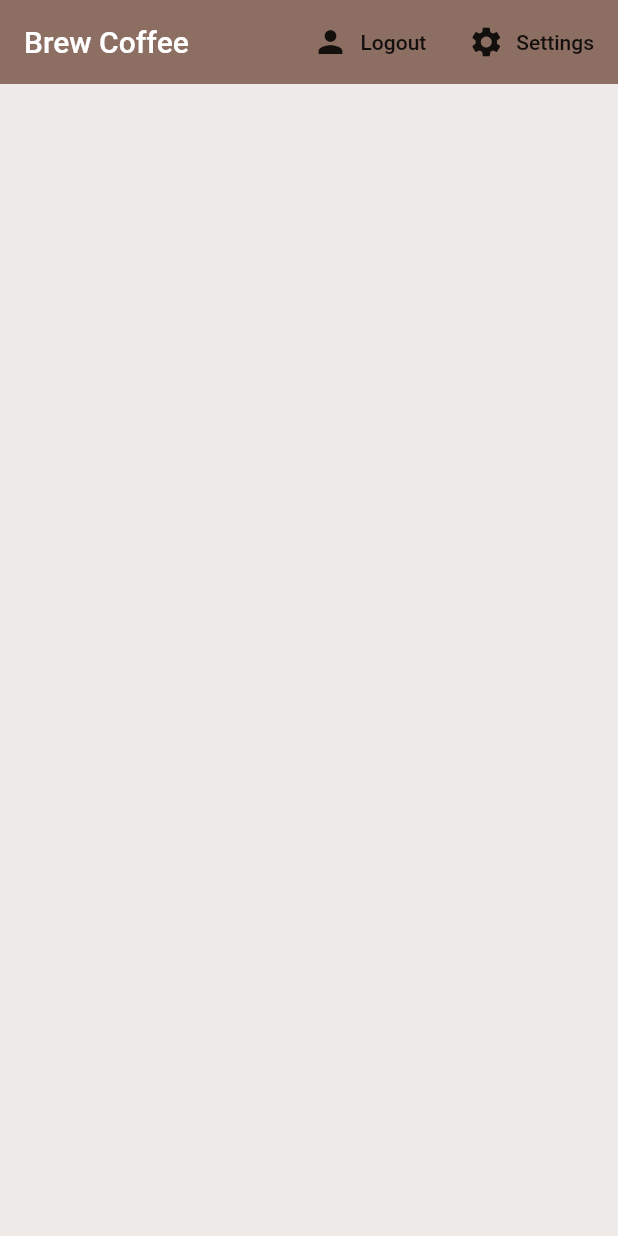
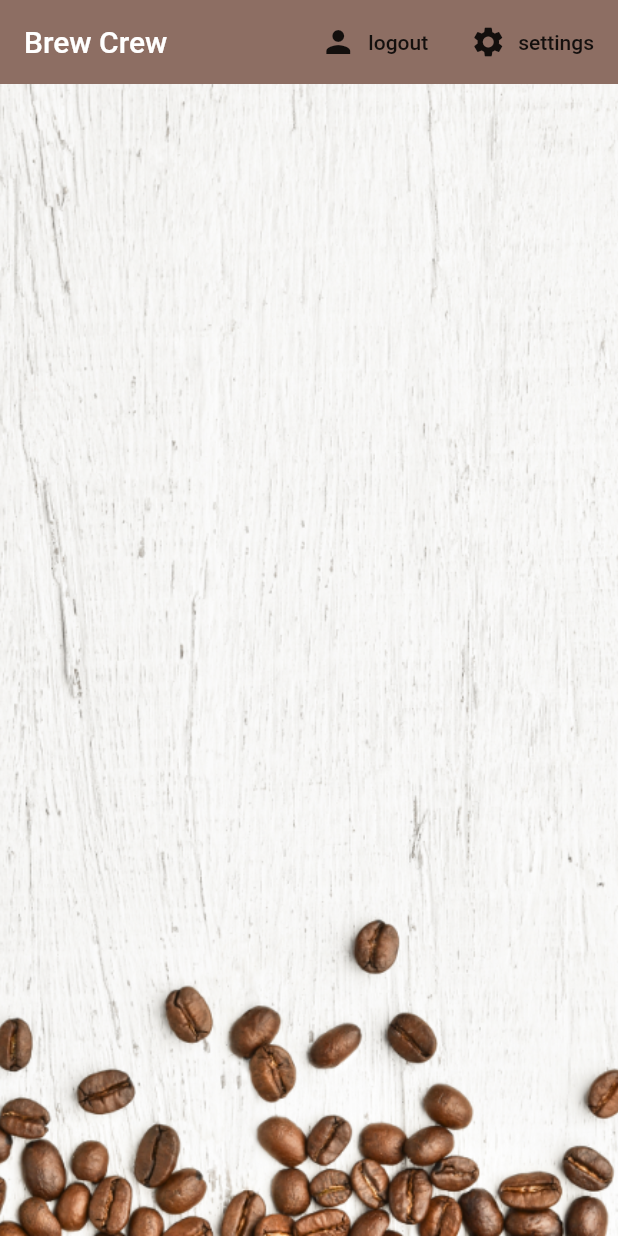
Before and after one commit to sagar-siwakoti/brew_app, a Flutter app: the screen it shows once a user with an empty profile is signed in, on a phone screen of 412 x 824 dp. Run offline on Flutter 3.47's test engine with Material 2 defaults, Android fonts, the phone set to English and light mode, and no system bars; our stand-ins replace cloud_firestore, firebase_auth, flutter_spinkit; accounts and stored records are empty.

Commit message:
-home page background changed and update button fixed

```diff
--- a/lib/models/user.dart
+++ b/lib/models/user.dart
@@ -4,3 +4,14 @@ class User{
   //constructor
   User({this.uid});
 }
+
+class UserData {
+
+  final String uid;
+  final String name;
+  final String sugars;
+  final int strength;
+
+  UserData({ this.uid, this.sugars, this.strength, this.name });
+
+}
--- a/lib/screens/home/brew_list.dart
+++ b/lib/screens/home/brew_list.dart
@@ -11,7 +11,7 @@ class _BrewListState extends State<BrewList> {
   @override
   Widget build(BuildContext context) {
 
-    final brews = Provider.of<List<Brew>>(context);
+    final brews = Provider.of<List<Brew>>(context)??[];
     brews.forEach((brew) {
       print(brew.name);
       print(brew.sugars);
--- a/lib/screens/home/home.dart
+++ b/lib/screens/home/home.dart
@@ -7,16 +7,15 @@ import 'package:brew_coffee/services/database.dart';
 import 'package:provider/provider.dart';
 
 class Home extends StatelessWidget {
+
   final AuthService _auth = AuthService();
 
   @override
   Widget build(BuildContext context) {
+
     void _showSettingsPanel() {
-      showModalBottomSheet(
-          context: context,
-          builder: (context) {
+      showModalBottomSheet(context: context, builder: (context) {
         return Container(
-
           padding: EdgeInsets.symmetric(vertical: 20.0, horizontal: 60.0),
           child: SettingsForm(),
         );
@@ -28,24 +27,33 @@ class Home extends StatelessWidget {
       child: Scaffold(
         backgroundColor: Colors.brown[50],
         appBar: AppBar(
-          title: Text("Brew Coffee"),
+          title: Text('Brew Crew'),
           backgroundColor: Colors.brown[400],
           elevation: 0.0,
           actions: <Widget>[
             FlatButton.icon(
+              icon: Icon(Icons.person),
+              label: Text('logout'),
               onPressed: () async {
                 await _auth.signOut();
               },
-              icon: Icon(Icons.person),
-              label: Text("Logout"),
             ),
             FlatButton.icon(
+              icon: Icon(Icons.settings),
+              label: Text('settings'),
               onPressed: () => _showSettingsPanel(),
-                icon: Icon(Icons.settings),
-                label: Text("Settings")),
+            )
           ],
         ),
-        body: BrewList(),
+        body: Container(
+            decoration: BoxDecoration(
+              image: DecorationImage(
+                image: AssetImage('assets/coffee_bg.png'),
+                fit: BoxFit.cover,
+              ),
+            ),
+            child: BrewList()
+        ),
       ),
     );
   }
--- a/pubspec.yaml
+++ b/pubspec.yaml
@@ -49,10 +49,8 @@ flutter:
   uses-material-design: true
 
   # To add assets to your application, add an assets section, like this:
-  # assets:
-  #   - images/a_dot_burr.jpeg
-  #   - images/a_dot_ham.jpeg
-
+  assets:
+    - assets/
   # An image asset can refer to one or more resolution-specific "variants", see
   # https://flutter.dev/assets-and-images/#resolution-aware.
 
```
Also changed, not shown: lib/screens/home/brew_tile.dart (+5 -3 lines), lib/screens/home/settings_form.dart (+31 -8 lines), lib/services/database.dart (+17 -0 lines), assets/coffee_bg.png (added), assets/coffee_icon.png (added). Lines whose indentation alone changed are shown as unchanged.
